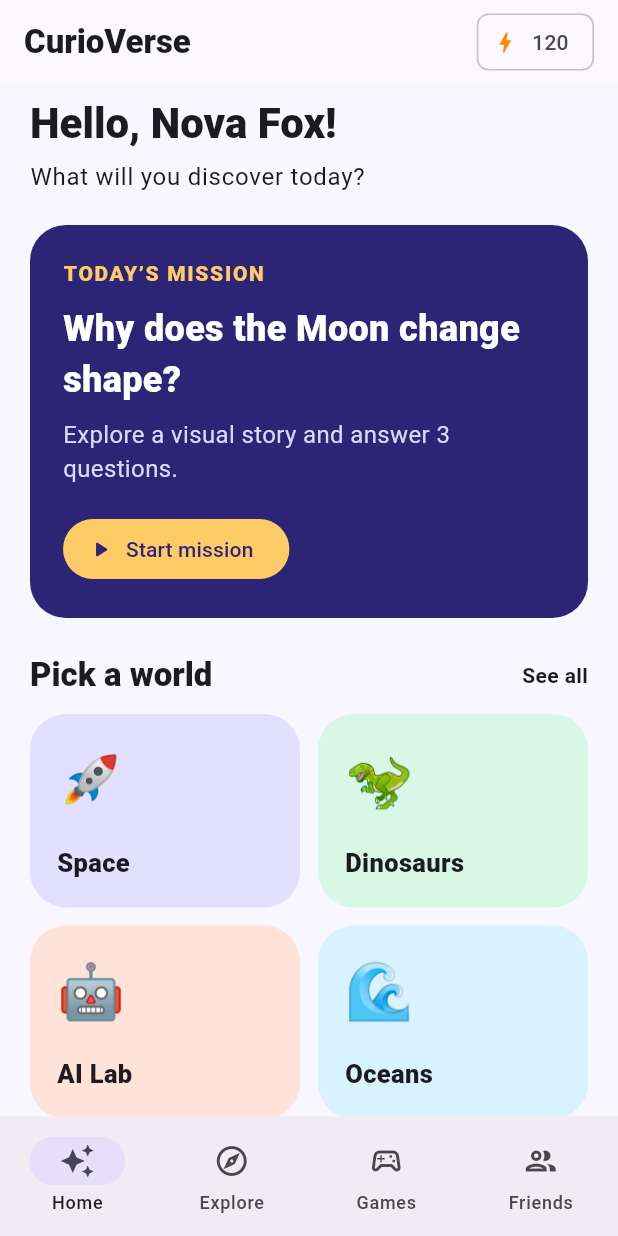
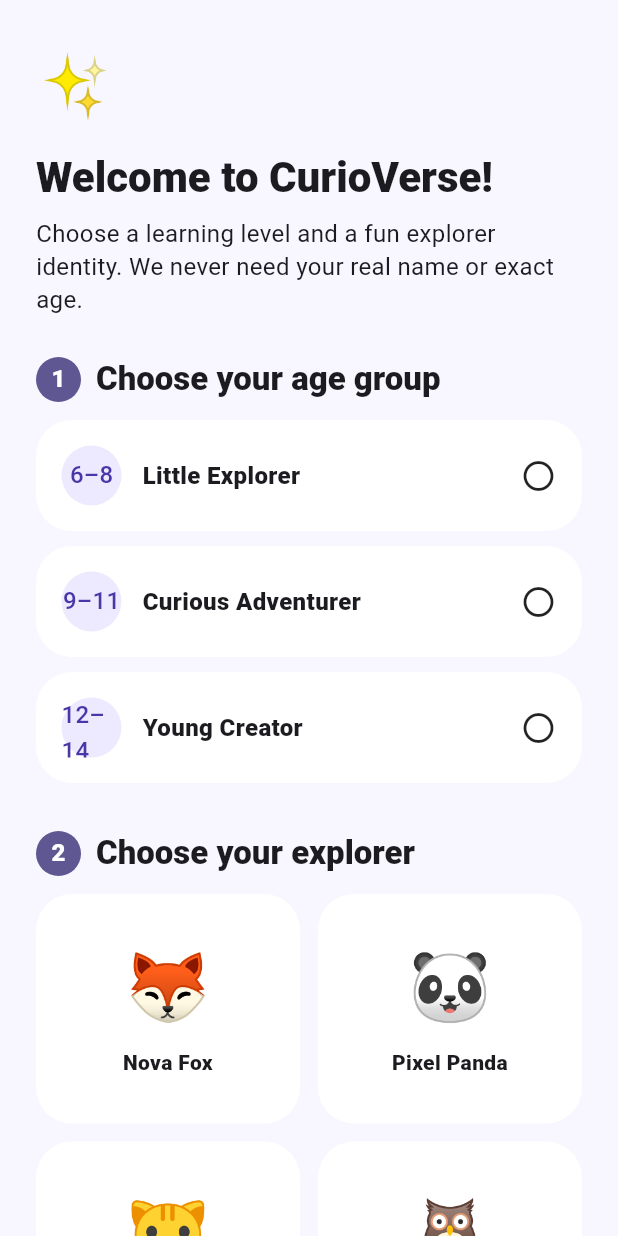
Before and after one commit to tvc-ext/curioverse, a Flutter app: the screen it shows after launch, on a phone screen of 412 x 824 dp. Run offline on Flutter 3.47's test engine with Material 3 defaults, Android fonts, the phone set to English and light mode, and no system bars; our stand-ins replace shared_preferences.

Commit message:
Add child profile foundation
Group safe age-band onboarding, fictional avatars, local profile persistence, responsive UI, unit/widget coverage, and an automated functional explorer journey into one delivery commit.

```diff
--- a/lib/main.dart
+++ b/lib/main.dart
@@ -1,9 +1,48 @@
 import 'package:flutter/material.dart';
+import 'package:shared_preferences/shared_preferences.dart';
 
-void main() => runApp(const CurioVerseApp());
+import 'data/profile_store.dart';
+import 'models/child_profile.dart';
+import 'screens/onboarding_screen.dart';
 
-class CurioVerseApp extends StatelessWidget {
-  const CurioVerseApp({super.key});
+Future<void> main() async {
+  WidgetsFlutterBinding.ensureInitialized();
+  final preferences = await SharedPreferences.getInstance();
+  final store = SharedPreferencesProfileStore(preferences);
+  runApp(
+    CurioVerseApp(
+      profileStore: store,
+      initialProfile: await store.load(),
+    ),
+  );
+}
+
+class CurioVerseApp extends StatefulWidget {
+  const CurioVerseApp({
+    required this.profileStore,
+    this.initialProfile,
+    super.key,
+  });
+
+  final ProfileStore profileStore;
+  final ChildProfile? initialProfile;
+
+  @override
+  State<CurioVerseApp> createState() => _CurioVerseAppState();
+}
+
+class _CurioVerseAppState extends State<CurioVerseApp> {
+  late ChildProfile? profile = widget.initialProfile;
+
+  Future<void> completeOnboarding(ChildProfile newProfile) async {
+    await widget.profileStore.save(newProfile);
+    setState(() => profile = newProfile);
+  }
+
+  Future<void> resetProfile() async {
+    await widget.profileStore.clear();
+    setState(() => profile = null);
+  }
 
   @override
   Widget build(BuildContext context) {
@@ -26,13 +65,22 @@ class CurioVerseApp extends StatelessWidget {
           ),
         ),
       ),
-      home: const UniverseShell(),
+      home: profile == null
+          ? OnboardingScreen(onComplete: completeOnboarding)
+          : UniverseShell(profile: profile!, onResetProfile: resetProfile),
     );
   }
 }
 
 class UniverseShell extends StatefulWidget {
-  const UniverseShell({super.key});
+  const UniverseShell({
+    required this.profile,
+    required this.onResetProfile,
+    super.key,
+  });
+
+  final ChildProfile profile;
+  final Future<void> Function() onResetProfile;
 
   @override
   State<UniverseShell> createState() => _UniverseShellState();
@@ -67,7 +115,7 @@ class _UniverseShellState extends State<UniverseShell> {
   @override
   Widget build(BuildContext context) {
     final pages = [
-      const HomeUniverse(),
+      HomeUniverse(profile: widget.profile),
       const PlaceholderPage(
         icon: Icons.rocket_launch,
         title: 'Explore worlds',
@@ -92,6 +140,37 @@ class _UniverseShellState extends State<UniverseShell> {
           style: TextStyle(fontWeight: FontWeight.w800),
         ),
         actions: [
+          PopupMenuButton<String>(
+            tooltip: 'Explorer profile',
+            onSelected: (value) {
+              if (value == 'reset') widget.onResetProfile();
+            },
+            itemBuilder: (context) => [
+              PopupMenuItem(
+                enabled: false,
+                child: Text(
+                  '${widget.profile.avatar.emoji} ${widget.profile.avatar.alias} · ${widget.profile.ageBand.label}',
+                  style: const TextStyle(fontWeight: FontWeight.w800),
+                ),
+              ),
+              const PopupMenuItem(
+                value: 'reset',
+                child: ListTile(
+                  contentPadding: EdgeInsets.zero,
+                  leading: Icon(Icons.switch_account_outlined),
+                  title: Text('Change explorer'),
+                ),
+              ),
+            ],
+            child: CircleAvatar(
+              backgroundColor: const Color(0xFFEDEAFF),
+              child: Text(
+                widget.profile.avatar.emoji,
+                style: const TextStyle(fontSize: 22),
+              ),
+            ),
+          ),
+          const SizedBox(width: 8),
           Semantics(
             label: 'Curiosity energy: 120',
             child: const Padding(
@@ -115,7 +194,9 @@ class _UniverseShellState extends State<UniverseShell> {
 }
 
 class HomeUniverse extends StatelessWidget {
-  const HomeUniverse({super.key});
+  const HomeUniverse({required this.profile, super.key});
+
+  final ChildProfile profile;
 
   @override
   Widget build(BuildContext context) {
@@ -123,7 +204,7 @@ class HomeUniverse extends StatelessWidget {
       padding: const EdgeInsets.fromLTRB(20, 8, 20, 28),
       children: [
         Text(
-          'Hello, Nova Fox!',
+          'Hello, ${profile.avatar.alias}!',
           style: Theme.of(context).textTheme.headlineMedium?.copyWith(
                 fontWeight: FontWeight.w900,
               ),
--- /dev/null
+++ b/lib/models/child_profile.dart
@@ -0,0 +1,51 @@
+enum AgeBand {
+  explorer6to8('6–8', 'Little Explorer'),
+  adventurer9to11('9–11', 'Curious Adventurer'),
+  creator12to14('12–14', 'Young Creator');
+
+  const AgeBand(this.label, this.title);
+
+  final String label;
+  final String title;
+
+  static AgeBand fromName(String value) {
+    return AgeBand.values.firstWhere(
+      (band) => band.name == value,
+      orElse: () => AgeBand.adventurer9to11,
+    );
+  }
+}
+
+class AvatarChoice {
+  const AvatarChoice({
+    required this.id,
+    required this.emoji,
+    required this.alias,
+  });
+
+  final String id;
+  final String emoji;
+  final String alias;
+}
+
+const avatarChoices = [
+  AvatarChoice(id: 'nova_fox', emoji: '🦊', alias: 'Nova Fox'),
+  AvatarChoice(id: 'pixel_panda', emoji: '🐼', alias: 'Pixel Panda'),
+  AvatarChoice(id: 'cosmo_cat', emoji: '🐱', alias: 'Cosmo Cat'),
+  AvatarChoice(id: 'astro_owl', emoji: '🦉', alias: 'Astro Owl'),
+];
+
+class ChildProfile {
+  const ChildProfile({
+    required this.ageBand,
+    required this.avatarId,
+  });
+
+  final AgeBand ageBand;
+  final String avatarId;
+
+  AvatarChoice get avatar => avatarChoices.firstWhere(
+        (choice) => choice.id == avatarId,
+        orElse: () => avatarChoices.first,
+      );
+}
--- /dev/null
+++ b/lib/screens/onboarding_screen.dart
@@ -0,0 +1,258 @@
+import 'package:flutter/material.dart';
+
+import '../models/child_profile.dart';
+
+class OnboardingScreen extends StatefulWidget {
+  const OnboardingScreen({required this.onComplete, super.key});
+
+  final Future<void> Function(ChildProfile profile) onComplete;
+
+  @override
+  State<OnboardingScreen> createState() => _OnboardingScreenState();
+}
+
+class _OnboardingScreenState extends State<OnboardingScreen> {
+  AgeBand? selectedAgeBand;
+  AvatarChoice? selectedAvatar;
+  bool isSaving = false;
+
+  bool get canContinue =>
+      selectedAgeBand != null && selectedAvatar != null && !isSaving;
+
+  Future<void> complete() async {
+    if (!canContinue) return;
+    setState(() => isSaving = true);
+    await widget.onComplete(
+      ChildProfile(
+        ageBand: selectedAgeBand!,
+        avatarId: selectedAvatar!.id,
+      ),
+    );
+    if (mounted) setState(() => isSaving = false);
+  }
+
+  @override
+  Widget build(BuildContext context) {
+    return Scaffold(
+      body: SafeArea(
+        child: ListView(
+          padding: const EdgeInsets.fromLTRB(24, 28, 24, 32),
+          children: [
+            const Text('✨', style: TextStyle(fontSize: 42)),
+            const SizedBox(height: 12),
+            Text(
+              'Welcome to CurioVerse!',
+              style: Theme.of(context).textTheme.headlineMedium?.copyWith(
+                    fontWeight: FontWeight.w900,
+                  ),
+            ),
+            const SizedBox(height: 8),
+            const Text(
+              'Choose a learning level and a fun explorer identity. '
+              'We never need your real name or exact age.',
+              style: TextStyle(fontSize: 16, height: 1.4),
+            ),
+            const SizedBox(height: 28),
+            const _StepTitle(number: 1, title: 'Choose your age group'),
+            const SizedBox(height: 12),
+            ...AgeBand.values.map(
+              (band) => Padding(
+                padding: const EdgeInsets.only(bottom: 10),
+                child: _AgeBandCard(
+                  band: band,
+                  selected: selectedAgeBand == band,
+                  onTap: () => setState(() => selectedAgeBand = band),
+                ),
+              ),
+            ),
+            const SizedBox(height: 22),
+            const _StepTitle(number: 2, title: 'Choose your explorer'),
+            const SizedBox(height: 12),
+            GridView.count(
+              crossAxisCount: 2,
+              shrinkWrap: true,
+              physics: const NeverScrollableScrollPhysics(),
+              mainAxisSpacing: 12,
+              crossAxisSpacing: 12,
+              childAspectRatio: 1.15,
+              children: avatarChoices
+                  .map(
+                    (avatar) => _AvatarCard(
+                      avatar: avatar,
+                      selected: selectedAvatar?.id == avatar.id,
+                      onTap: () => setState(() => selectedAvatar = avatar),
+                    ),
+                  )
+                  .toList(),
+            ),
+            const SizedBox(height: 28),
+            FilledButton.icon(
+              onPressed: canContinue ? complete : null,
+              icon: isSaving
+                  ? const SizedBox.square(
+                      dimension: 18,
+                      child: CircularProgressIndicator(strokeWidth: 2),
+                    )
+                  : const Icon(Icons.rocket_launch_rounded),
+              label: Text(isSaving ? 'Preparing...' : 'Enter CurioVerse'),
+              style: FilledButton.styleFrom(
+                minimumSize: const Size.fromHeight(56),
+                textStyle: const TextStyle(
+                  fontSize: 17,
+                  fontWeight: FontWeight.w800,
+                ),
+              ),
+            ),
+            const SizedBox(height: 12),
+            const Row(
+              mainAxisAlignment: MainAxisAlignment.center,
+              children: [
+                Icon(Icons.lock_outline_rounded, size: 17),
+                SizedBox(width: 6),
+                Flexible(
+                  child: Text(
+                    'Your explorer profile stays on this device.',
+                    textAlign: TextAlign.center,
+                  ),
+                ),
+              ],
+            ),
+          ],
+        ),
+      ),
+    );
+  }
+}
+
+class _StepTitle extends StatelessWidget {
+  const _StepTitle({required this.number, required this.title});
+
+  final int number;
+  final String title;
+
+  @override
+  Widget build(BuildContext context) {
+    return Row(
+      children: [
+        CircleAvatar(
+          radius: 15,
+          backgroundColor: Theme.of(context).colorScheme.primary,
+          foregroundColor: Theme.of(context).colorScheme.onPrimary,
+          child: Text('$number', style: const TextStyle(fontWeight: FontWeight.w800)),
+        ),
+        const SizedBox(width: 10),
+        Expanded(
+          child: Text(
+            title,
+            style: Theme.of(context).textTheme.titleLarge?.copyWith(
+                  fontWeight: FontWeight.w900,
+                ),
+          ),
+        ),
+      ],
+    );
+  }
+}
+
+class _AgeBandCard extends StatelessWidget {
+  const _AgeBandCard({
+    required this.band,
+    required this.selected,
+    required this.onTap,
+  });
+
+  final AgeBand band;
+  final bool selected;
+  final VoidCallback onTap;
+
+  @override
+  Widget build(BuildContext context) {
+    return Card(
+      color: selected
+          ? Theme.of(context).colorScheme.primaryContainer
+          : Colors.white,
+      child: InkWell(
+        borderRadius: BorderRadius.circular(24),
+        onTap: onTap,
+        child: Padding(
+          padding: const EdgeInsets.all(17),
+          child: Row(
+            children: [
+              CircleAvatar(
+                backgroundColor: selected
+                    ? Theme.of(context).colorScheme.primary
+                    : const Color(0xFFEDEAFF),
+                foregroundColor: selected ? Colors.white : const Color(0xFF4936A7),
+                child: Text(band.label),
+              ),
+              const SizedBox(width: 14),
+              Expanded(
+                child: Text(
+                  band.title,
+                  style: const TextStyle(
+                    fontSize: 16,
+                    fontWeight: FontWeight.w800,
+                  ),
+                ),
+              ),
+              Icon(
+                selected
+                    ? Icons.check_circle_rounded
+                    : Icons.radio_button_unchecked_rounded,
+              ),
+            ],
+          ),
+        ),
+      ),
+    );
+  }
+}
+
+class _AvatarCard extends StatelessWidget {
+  const _AvatarCard({
+    required this.avatar,
+    required this.selected,
+    required this.onTap,
+  });
+
+  final AvatarChoice avatar;
+  final bool selected;
+  final VoidCallback onTap;
+
+  @override
+  Widget build(BuildContext context) {
+    return Card(
+      color: selected
+          ? Theme.of(context).colorScheme.secondaryContainer
+          : Colors.white,
+      child: InkWell(
+        borderRadius: BorderRadius.circular(24),
+        onTap: onTap,
+        child: Stack(
+          children: [
+            Center(
+              child: Column(
+                mainAxisSize: MainAxisSize.min,
+                children: [
+                  Text(avatar.emoji, style: const TextStyle(fontSize: 44)),
+                  const SizedBox(height: 8),
+                  Text(
+                    avatar.alias,
+                    textAlign: TextAlign.center,
+                    style: const TextStyle(fontWeight: FontWeight.w800),
+                  ),
+                ],
+              ),
+            ),
+            if (selected)
+              const Positioned(
+                top: 10,
+                right: 10,
+                child: Icon(Icons.check_circle_rounded),
+              ),
+          ],
+        ),
+      ),
+    );
+  }
+}
--- a/pubspec.yaml
+++ b/pubspec.yaml
@@ -10,6 +10,7 @@ dependencies:
   flutter:
     sdk: flutter
   cupertino_icons: ^1.0.8
+  shared_preferences: ^2.5.3
 
 dev_dependencies:
   flutter_test:
```
Also changed, not shown: lib/data/profile_store.dart (added, +61 -0 lines), 2 other files.
